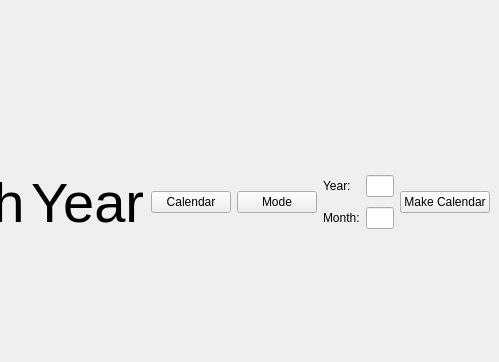
Old version of the form ui/mainwindow.ui in the repository mietteinen/calendarium; both pictures show x 307 to 806 and y 0 to 362 of the 806 by 600 pixel window.
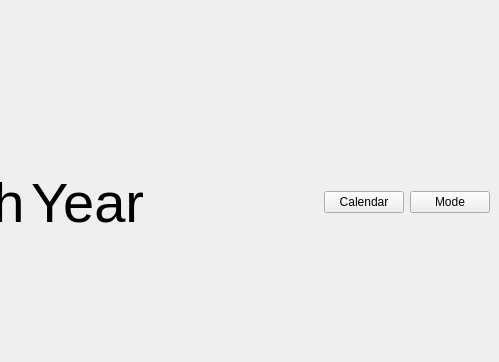
New version of the form.

Commit message: Changed the top bar buttons by styling them in a better manner. Added an icon. Removed the ability to search for a month by inputting a year and month with the focus being on searching for the month via miniCalendar.

```diff
--- a/ui/mainwindow.ui
+++ b/ui/mainwindow.ui
@@ -51,23 +51,6 @@
       </item>
       <item row="3" column="3">
        <layout class="QGridLayout" name="searchLayout">
-        <item row="0" column="2">
-         <widget class="QLabel" name="yearLabel">
-          <property name="text">
-           <string>Year:</string>
-          </property>
-         </widget>
-        </item>
-        <item row="0" column="4" rowspan="2">
-         <widget class="QPushButton" name="searchButton">
-          <property name="text">
-           <string>Make Calendar</string>
-          </property>
-         </widget>
-        </item>
-        <item row="0" column="3">
-         <widget class="QLineEdit" name="yearSearchBox"/>
-        </item>
         <item row="0" column="1" rowspan="2">
          <widget class="QPushButton" name="colorModeButton">
           <property name="text">
@@ -75,16 +58,6 @@
           </property>
          </widget>
         </item>
-        <item row="1" column="3">
-         <widget class="QLineEdit" name="monthSearchBox"/>
-        </item>
-        <item row="1" column="2">
-         <widget class="QLabel" name="monthLabel">
-          <property name="text">
-           <string>Month:</string>
-          </property>
-         </widget>
-        </item>
         <item row="0" column="0" rowspan="2">
          <widget class="QPushButton" name="miniCalendarButton">
           <property name="text">
```
The commit also changes 6 other files.
